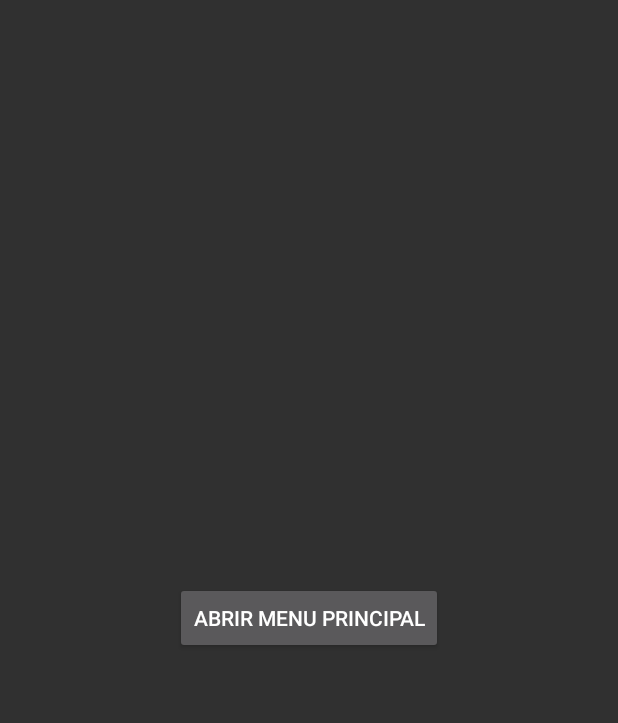
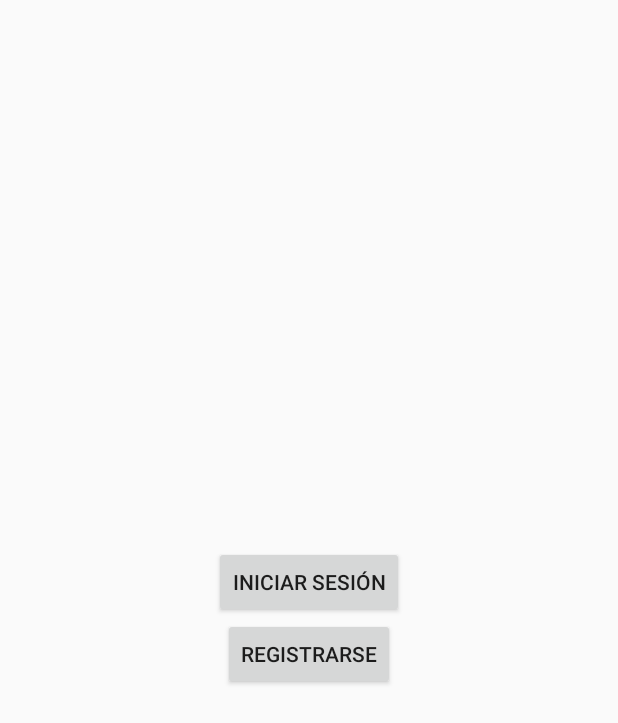
Before and after one commit to AlbertDG99/HideOut, an Android app: the layout activity_main.xml on its own in the app's theme, with its tools: preview values and no code run, on a phone screen of 412 x 824 dp. Shown: the top 723 px of the screen. Run offline under Robolectric (Android 15) with nearby library versions, the phone set to English and light mode, and no system bars.

Commit message:
LOGIN FUNSIONAL

```diff
--- a/app/src/main/AndroidManifest.xml
+++ b/app/src/main/AndroidManifest.xml
@@ -11,7 +11,7 @@
         android:label="@string/app_name"
         android:roundIcon="@mipmap/ic_launcher_round"
         android:supportsRtl="true"
-        android:theme="@style/Theme.AppCompat.NoActionBar">
+        android:theme="@style/Theme.AppCompat.Light.NoActionBar">
         <activity android:name=".MenuPrincipal"></activity>
         <activity android:name=".MainActivity">
             <intent-filter>
--- a/app/src/main/res/layout/activity_main.xml
+++ b/app/src/main/res/layout/activity_main.xml
@@ -5,14 +5,25 @@
     android:layout_width="match_parent"
     android:layout_height="match_parent"
     android:gravity="center"
+    android:orientation="vertical"
     tools:context=".MainActivity">
 
+
+
     <Button
-        android:id="@+id/button"
+        android:id="@+id/buttonIniciar"
         android:layout_width="wrap_content"
         android:layout_height="wrap_content"
-        android:text="aBRIR MENU PRINCIPAL"
+        android:text="INICIAR SESIÓN"
         tools:layout_editor_absoluteX="122dp"
-        tools:layout_editor_absoluteY="197dp"
-        android:onClick="abrirMenu"/>
+        tools:layout_editor_absoluteY="197dp"/>
+
+    <Button
+        android:id="@+id/buttonRegistro"
+        android:layout_width="wrap_content"
+        android:layout_height="wrap_content"
+        android:text="REGISTRARSE"
+        tools:layout_editor_absoluteX="122dp"
+        tools:layout_editor_absoluteY="197dp"/>
+
 </LinearLayout>
--- a/app/src/main/res/layout/activity_menu_principal.xml
+++ b/app/src/main/res/layout/activity_menu_principal.xml
@@ -75,4 +75,10 @@
         android:layout_alignParentBottom="true"
         android:layout_centerHorizontal="true"
         android:text="RANKINGS" />
+
+    <Button
+        android:id="@+id/buttonSalir"
+        android:layout_width="wrap_content"
+        android:layout_height="37dp"
+        android:text="SALIR" />
 </RelativeLayout>
```
Also changed, not shown: app/src/main/java/com/example/hideout/MainActivity.java (+47 -5 lines), app/src/main/java/com/example/hideout/MenuPrincipal.java (+42 -1 lines).
